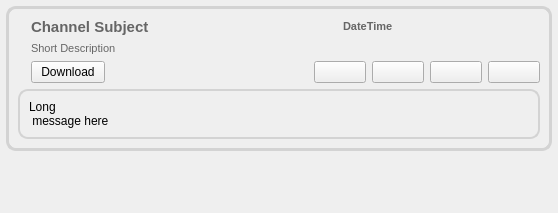
Qt form retroshare-gui/src/gui/feeds/ChanMsgItem.ui (RetroShare/RetroShare) before a commit.
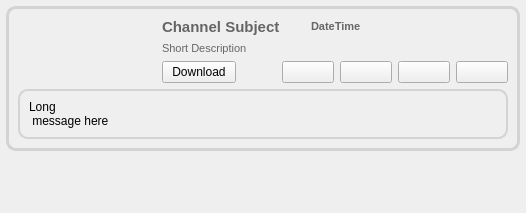
The same form after that commit. Icons and pictures are not drawn.

Commit message: fixed layout of Channel Message item, when Description has long text to not stretch Thumbnail picture to the Bottom

```diff
--- a/retroshare-gui/src/gui/feeds/ChanMsgItem.ui
+++ b/retroshare-gui/src/gui/feeds/ChanMsgItem.ui
@@ -6,7 +6,7 @@
    <rect>
     <x>0</x>
     <y>0</y>
-    <width>558</width>
+    <width>526</width>
     <height>213</height>
    </rect>
   </property>
@@ -60,6 +60,8 @@
      <property name="frameShadow">
       <enum>QFrame::Raised</enum>
      </property>
+     <layout class="QGridLayout" name="gridLayout_4">
+      <item row="0" column="0">
      <layout class="QGridLayout" name="gridLayout_2">
       <item row="0" column="0">
        <widget class="QLabel" name="label">
@@ -80,6 +82,21 @@
         </property>
        </widget>
       </item>
+        <item row="1" column="0">
+         <spacer name="verticalSpacer">
+          <property name="orientation">
+           <enum>Qt::Vertical</enum>
+          </property>
+          <property name="sizeHint" stdset="0">
+           <size>
+            <width>138</width>
+            <height>18</height>
+           </size>
+          </property>
+         </spacer>
+        </item>
+       </layout>
+      </item>
       <item row="0" column="1">
        <layout class="QGridLayout" name="gridLayout">
         <item row="0" column="0" colspan="3">
```
Left out of the diff: 2 changed lines with no effect on the pictures. Lines whose indentation alone changed are shown as unchanged.
